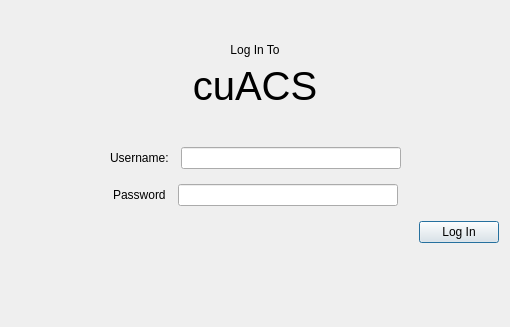
Qt form app/LoginWindow/LoginWindow.ui (lfroms/cuacs) before a commit.
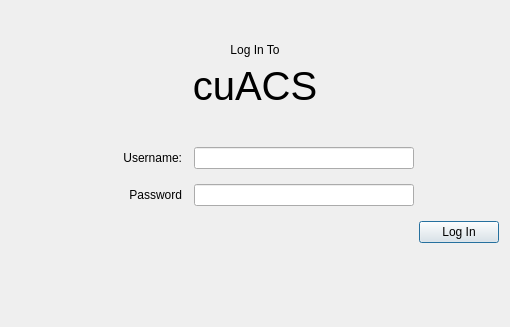
The same form after that commit.

Commit message: Correctly block MainWindow with LoginWindow

The edit to the form file:
```diff
--- a/app/LoginWindow/LoginWindow.ui
+++ b/app/LoginWindow/LoginWindow.ui
@@ -81,12 +81,12 @@
         <number>15</number>
        </property>
        <item>
-        <layout class="QHBoxLayout" name="UsernameContainer">
+        <layout class="QHBoxLayout" name="UsernameContainer" stretch="0,0,0,0">
          <property name="spacing">
           <number>12</number>
          </property>
          <item>
-          <spacer name="horizontalSpacer">
+          <spacer name="horizontalSpacer_3">
            <property name="orientation">
             <enum>Qt::Horizontal</enum>
            </property>
@@ -101,7 +101,7 @@
          <item>
           <widget class="QLabel" name="usernameLabel">
            <property name="sizePolicy">
-            <sizepolicy hsizetype="Fixed" vsizetype="Fixed">
+            <sizepolicy hsizetype="Expanding" vsizetype="Fixed">
              <horstretch>0</horstretch>
              <verstretch>0</verstretch>
             </sizepolicy>
@@ -109,6 +109,9 @@
            <property name="text">
             <string>Username:</string>
            </property>
+           <property name="alignment">
+            <set>Qt::AlignRight|Qt::AlignTrailing|Qt::AlignVCenter</set>
+           </property>
           </widget>
          </item>
          <item>
@@ -128,7 +131,7 @@
           </widget>
          </item>
          <item>
-          <spacer name="horizontalSpacer_2">
+          <spacer name="horizontalSpacer">
            <property name="orientation">
             <enum>Qt::Horizontal</enum>
            </property>
@@ -143,12 +146,12 @@
         </layout>
        </item>
        <item>
-        <layout class="QHBoxLayout" name="PasswordContainer">
+        <layout class="QHBoxLayout" name="PasswordContainer" stretch="0,0,0,0">
          <property name="spacing">
           <number>12</number>
          </property>
          <item>
-          <spacer name="horizontalSpacer_3">
+          <spacer name="horizontalSpacer_4">
            <property name="orientation">
             <enum>Qt::Horizontal</enum>
            </property>
@@ -163,7 +166,7 @@
          <item>
           <widget class="QLabel" name="passwordLabel">
            <property name="sizePolicy">
-            <sizepolicy hsizetype="Fixed" vsizetype="Fixed">
+            <sizepolicy hsizetype="Expanding" vsizetype="Fixed">
              <horstretch>0</horstretch>
              <verstretch>0</verstretch>
             </sizepolicy>
@@ -171,6 +174,9 @@
            <property name="text">
             <string>Password</string>
            </property>
+           <property name="alignment">
+            <set>Qt::AlignRight|Qt::AlignTrailing|Qt::AlignVCenter</set>
+           </property>
           </widget>
          </item>
          <item>
@@ -190,7 +196,7 @@
           </widget>
          </item>
          <item>
-          <spacer name="horizontalSpacer_4">
+          <spacer name="horizontalSpacer_2">
            <property name="orientation">
             <enum>Qt::Horizontal</enum>
            </property>
```
The commit also changes 4 other files.
